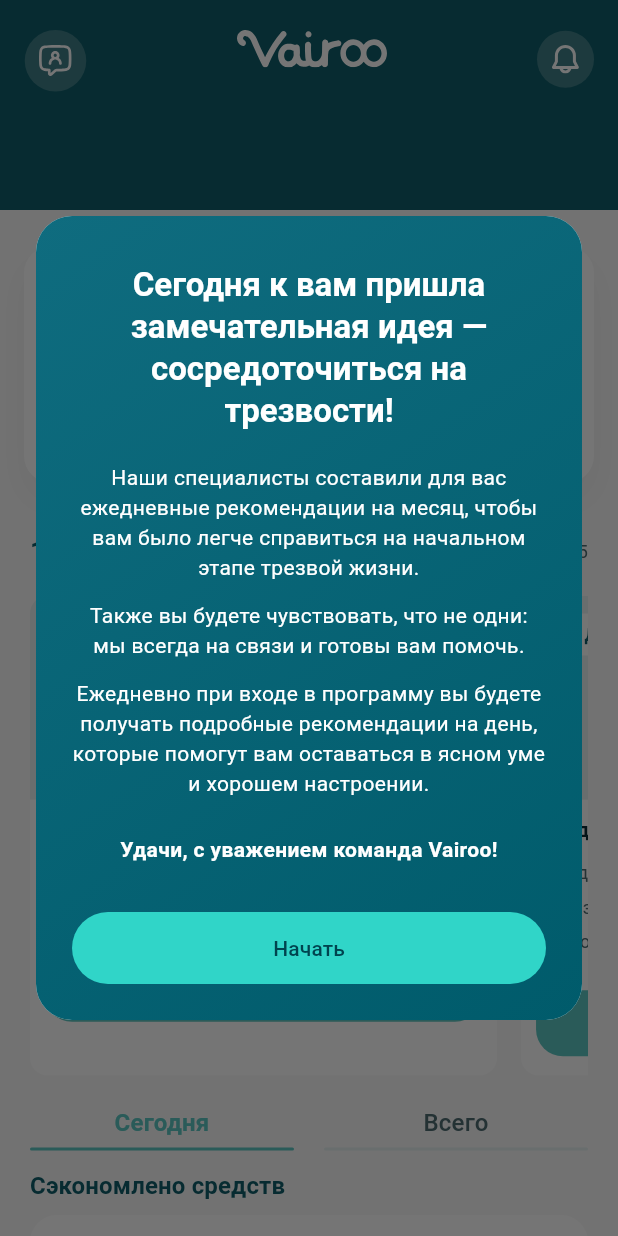
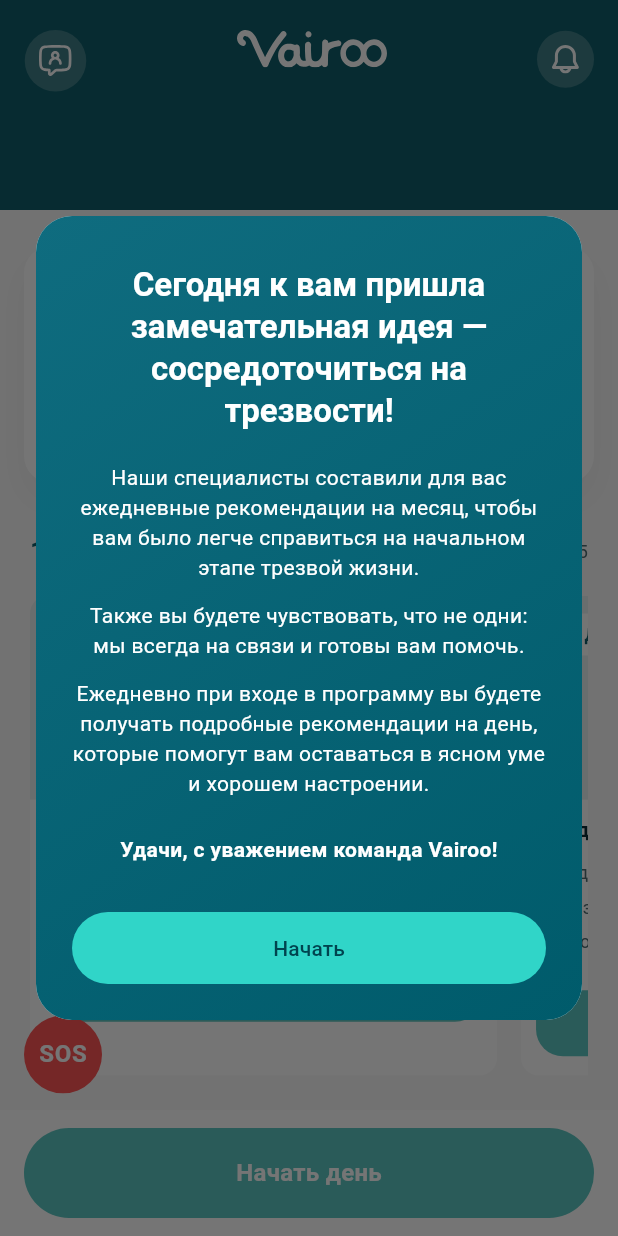
Before and after one commit to Sobol17/vairoo-app, a Flutter app: the _HomeView screen opened directly, on a phone screen of 412 x 824 dp. Run offline on Flutter 3.47's test engine with Material 3 defaults, Android fonts, the phone set to English and light mode, and no system bars; our stand-ins replace dio, equatable, flutter_html, flutter_svg, go_router, mask_text_input_formatter and 3 more; accounts and stored records are empty; network calls fail.

Commit message:
fix sos button

```diff
--- a/lib/src/features/home/presentation/pages/home_page.dart
+++ b/lib/src/features/home/presentation/pages/home_page.dart
@@ -10,6 +10,8 @@
 import 'package:ai_note/src/features/home/presentation/widgets/home_insights_section.dart';
 import 'package:ai_note/src/features/home/presentation/widgets/home_motivation_card.dart';
 import 'package:ai_note/src/features/home/presentation/widgets/home_top_header.dart';
+import 'package:ai_note/src/features/home/presentation/widgets/sos_button.dart';
+import 'package:ai_note/src/features/notifications/domain/entities/chat_detail_data.dart';
 import 'package:ai_note/src/features/plan/data/plan_samples.dart';
 import 'package:ai_note/src/shared/widgets/secondary_button.dart';
 import 'package:flutter/material.dart';
@@ -48,7 +50,9 @@
 
     return Scaffold(
       backgroundColor: AppColors.bgGray,
-      body: CustomScrollView(
+      body: Stack(
+        children: [
+          CustomScrollView(
             physics: const BouncingScrollPhysics(
               parent: AlwaysScrollableScrollPhysics(),
             ),
@@ -90,18 +94,33 @@
                   child: HomeInsightsSection(cards: insights),
                 ),
               ),
-          SliverPadding(
-            padding: const EdgeInsets.fromLTRB(20, 20, 20, 0),
-            sliver: SliverToBoxAdapter(
-              // child: HomeStartDayButton(onPressed: _handleStartDayTap),
+              SliverToBoxAdapter(
+                child: SizedBox(
+                  height: MediaQuery.of(context).padding.bottom + 140,
+                ),
+              ),
+            ],
+          ),
+          Positioned(
+            left: 16,
+            bottom: 95,
+            child: SosButton(onTap: _openSpecialistChat),
+          ),
+          Positioned(
+            left: 0,
+            right: 0,
+            bottom: 0,
+            child: SafeArea(
+              top: false,
+              child: Container(
+                color: Colors.white,
+                padding: const EdgeInsets.fromLTRB(16, 12, 16, 12),
                 child: SecondaryButton(
                   label: "Начать день",
                   onPressed: _handleStartDayTap,
                 ),
               ),
             ),
-          SliverToBoxAdapter(
-            child: SizedBox(height: MediaQuery.of(context).padding.bottom + 64),
           ),
         ],
       ),
@@ -133,19 +152,19 @@
   }
 
   Future<void> _handleChatTap() async {
-    final controller = context.read<DisclaimerController>();
-    final accepted = await controller.isAccepted(DisclaimerType.chat);
-    if (!accepted) {
-      await showDialog<bool>(
-        context: context,
-        barrierDismissible: false,
-        builder: (_) => DisclaimerScreen(
-          onAcknowledged: () => controller.markAccepted(DisclaimerType.chat),
-        ),
-      );
-    } else {
+    final accepted = await _ensureChatDisclaimerAccepted();
+    if (!accepted || !mounted) {
+      return;
+    }
     context.push('/home/chats');
   }
+
+  Future<void> _openSpecialistChat() async {
+    final accepted = await _ensureChatDisclaimerAccepted();
+    if (!accepted || !mounted) {
+      return;
+    }
+    context.push('/home/chat', extra: const ChatDetailData.sample());
   }
 
   void _openNotifications() {
@@ -164,6 +183,25 @@
 
   void _handleStartDayTap() {
     context.push('/home/plan', extra: sampleDayPlan);
+  }
+
+  Future<bool> _ensureChatDisclaimerAccepted() async {
+    final controller = context.read<DisclaimerController>();
+    final accepted = await controller.isAccepted(DisclaimerType.chat);
+    if (accepted) {
+      return true;
+    }
+    final acknowledged = await showDialog<bool>(
+      context: context,
+      barrierDismissible: false,
+      builder: (dialogContext) => DisclaimerScreen(
+        onAcknowledged: () {
+          controller.markAccepted(DisclaimerType.chat);
+          Navigator.of(dialogContext).pop(true);
+        },
+      ),
+    );
+    return acknowledged == true;
   }
 
   List<HomeInsightCardData> _buildInsights() {
--- /dev/null
+++ b/lib/src/features/home/presentation/widgets/sos_button.dart
@@ -0,0 +1,35 @@
+import 'package:ai_note/src/core/theme/app_colors.dart';
+import 'package:flutter/material.dart';
+
+class SosButton extends StatelessWidget {
+  const SosButton({super.key, required this.onTap});
+
+  final VoidCallback onTap;
+
+  @override
+  Widget build(BuildContext context) {
+    final textStyle = Theme.of(context).textTheme.titleMedium?.copyWith(
+      fontWeight: FontWeight.w700,
+      color: Colors.white,
+      letterSpacing: 0.5,
+    );
+
+    return Material(
+      color: Colors.transparent,
+      shape: const CircleBorder(),
+      child: InkWell(
+        onTap: onTap,
+        customBorder: const CircleBorder(),
+        child: Ink(
+          width: 52,
+          height: 52,
+          decoration: const BoxDecoration(
+            color: AppColors.accent,
+            shape: BoxShape.circle,
+          ),
+          child: Center(child: Text('SOS', style: textStyle)),
+        ),
+      ),
+    );
+  }
+}
```
Lines whose indentation alone changed are shown as unchanged.
